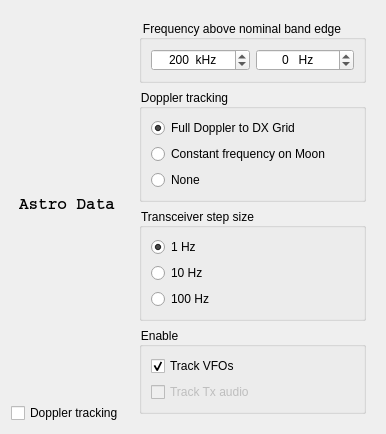
Above: astro.ui from saitohirga/WSJT-X before the change. Below: the same form after it.
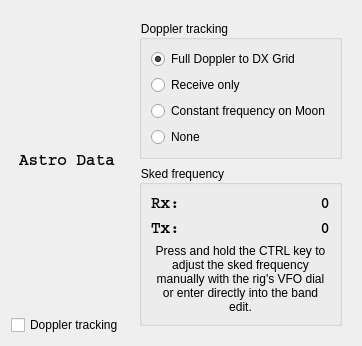
That is the form after the change.

The edit to the form file:
```diff
--- a/astro.ui
+++ b/astro.ui
@@ -6,10 +6,16 @@
    <rect>
     <x>0</x>
     <y>0</y>
-    <width>440</width>
-    <height>406</height>
+    <width>359</width>
+    <height>287</height>
    </rect>
   </property>
+  <property name="sizePolicy">
+   <sizepolicy hsizetype="Preferred" vsizetype="Preferred">
+    <horstretch>0</horstretch>
+    <verstretch>0</verstretch>
+   </sizepolicy>
+  </property>
   <layout class="QGridLayout" name="gridLayout">
    <property name="sizeConstraint">
     <enum>QLayout::SetFixedSize</enum>
@@ -22,50 +28,6 @@
 }</string>
      </property>
      <layout class="QVBoxLayout" name="verticalLayout">
-      <item>
-       <widget class="QGroupBox" name="groupBox_4">
-        <property name="title">
-         <string>Frequency above nominal band edge</string>
-        </property>
-        <layout class="QHBoxLayout" name="horizontalLayout_3">
-         <item>
-          <widget class="QSpinBox" name="kHzSpinBox">
-           <property name="alignment">
-            <set>Qt::AlignCenter</set>
-           </property>
-           <property name="suffix">
-            <string>  kHz</string>
-           </property>
-           <property name="maximum">
-            <number>999</number>
-           </property>
-           <property name="value">
-            <number>200</number>
-           </property>
-          </widget>
-         </item>
-         <item>
-          <widget class="QSpinBox" name="HzSpinBox">
-           <property name="alignment">
-            <set>Qt::AlignCenter</set>
-           </property>
-           <property name="suffix">
-            <string>   Hz</string>
-           </property>
-           <property name="minimum">
-            <number>-2000</number>
-           </property>
-           <property name="maximum">
-            <number>2000</number>
-           </property>
-           <property name="singleStep">
-            <number>100</number>
-           </property>
-          </widget>
-         </item>
-        </layout>
-       </widget>
-      </item>
       <item>
        <widget class="QGroupBox" name="groupBox">
         <property name="title">
@@ -82,6 +44,16 @@
            </property>
           </widget>
          </item>
+         <item>
+          <widget class="QRadioButton" name="rbRxOnly">
+           <property name="toolTip">
+            <string>&lt;html&gt;&lt;head/&gt;&lt;body&gt;&lt;p&gt;Both stations do full correction to their QSO partner's grid square during receive, no correction is applied on transmit.&lt;/p&gt;&lt;p&gt;This mode facilitates accurate Doppler shift correction when one or both stations have a rig that does not accept CAT QSY commands while transmitting.&lt;/p&gt;&lt;/body&gt;&lt;/html&gt;</string>
+           </property>
+           <property name="text">
+            <string>Receive only</string>
+           </property>
+          </widget>
+         </item>
          <item>
           <widget class="QRadioButton" name="rbConstFreqOnMoon">
            <property name="text">
@@ -105,68 +77,90 @@
         </layout>
        </widget>
       </item>
-      <item>
-       <widget class="QGroupBox" name="groupBox_2">
-        <property name="title">
-         <string>Transceiver step size</string>
-        </property>
-        <layout class="QVBoxLayout" name="verticalLayout_4">
-         <item>
-          <widget class="QRadioButton" name="rb1Hz">
-           <property name="text">
-            <string>1 Hz</string>
-           </property>
-           <property name="checked">
-            <bool>true</bool>
-           </property>
-          </widget>
-         </item>
-         <item>
-          <widget class="QRadioButton" name="rb10Hz">
-           <property name="text">
-            <string>10 Hz</string>
-           </property>
-          </widget>
-         </item>
-         <item>
-          <widget class="QRadioButton" name="rb100Hz">
-           <property name="text">
-            <string>100 Hz</string>
-           </property>
-          </widget>
-         </item>
-        </layout>
-       </widget>
-      </item>
       <item>
        <widget class="QGroupBox" name="groupBox_3">
         <property name="enabled">
          <bool>true</bool>
         </property>
         <property name="title">
-         <string>Enable</string>
+         <string>Sked frequency</string>
         </property>
-        <layout class="QVBoxLayout" name="verticalLayout_5">
-         <item>
-          <widget class="QCheckBox" name="cbTrackVFO">
-           <property name="enabled">
-            <bool>true</bool>
+        <layout class="QGridLayout" name="gridLayout_2" columnstretch="0,1">
+         <item row="1" column="1">
+          <widget class="QLabel" name="sked_tx_frequency_label">
+           <property name="styleSheet">
+            <string notr="true">* {
+	font-family: Courier;
+	font-size: 12pt;
+	font-weight: bold;
+}</string>
            </property>
            <property name="text">
-            <string>Track VFOs</string>
+            <string>0</string>
            </property>
-           <property name="checked">
-            <bool>true</bool>
+           <property name="alignment">
+            <set>Qt::AlignRight|Qt::AlignTrailing|Qt::AlignVCenter</set>
            </property>
           </widget>
          </item>
-         <item>
-          <widget class="QCheckBox" name="cbTxAudioTrack">
-           <property name="enabled">
-            <bool>false</bool>
+         <item row="0" column="1">
+          <widget class="QLabel" name="sked_frequency_label">
+           <property name="styleSheet">
+            <string notr="true">* {
+	font-family: Courier;
+	font-size: 12pt;
+	font-weight: bold;
+}</string>
            </property>
            <property name="text">
-            <string>Track Tx audio</string>
+            <string>0</string>
+           </property>
+           <property name="alignment">
+            <set>Qt::AlignRight|Qt::AlignTrailing|Qt::AlignVCenter</set>
+           </property>
+          </widget>
+         </item>
+         <item row="0" column="0">
+          <widget class="QLabel" name="label">
+           <property name="styleSheet">
+            <string notr="true">* {
+	font-family: Courier;
+	font-size: 12pt;
+	font-weight: bold;
+}</string>
+           </property>
+           <property name="text">
+            <string>Rx:</string>
+           </property>
+          </widget>
+         </item>
+         <item row="1" column="0">
+          <widget class="QLabel" name="label_2">
+           <property name="styleSheet">
+            <string notr="true">* {
+	font-family: Courier;
+	font-size: 12pt;
+	font-weight: bold;
+}</string>
+           </property>
+           <property name="text">
+            <string>Tx:</string>
+           </property>
+          </widget>
+         </item>
+         <item row="2" column="0" colspan="2">
+          <widget class="QLabel" name="label_3">
+           <property name="text">
+            <string>&lt;html&gt;&lt;head/&gt;&lt;body&gt;&lt;p&gt;Press and hold the CTRL key to adjust the sked frequency manually with the rig's VFO dial or enter directly into the band edit.&lt;/p&gt;&lt;/body&gt;&lt;/html&gt;</string>
+           </property>
+           <property name="textFormat">
+            <enum>Qt::AutoText</enum>
+           </property>
+           <property name="alignment">
+            <set>Qt::AlignCenter</set>
+           </property>
+           <property name="wordWrap">
+            <bool>true</bool>
            </property>
           </widget>
          </item>
@@ -194,7 +188,7 @@
      <item alignment="Qt::AlignHCenter">
       <widget class="QLabel" name="text_label">
        <property name="sizePolicy">
-        <sizepolicy hsizetype="Preferred" vsizetype="Expanding">
+        <sizepolicy hsizetype="Preferred" vsizetype="MinimumExpanding">
          <horstretch>0</horstretch>
          <verstretch>0</verstretch>
         </sizepolicy>
```
Left out of the diff: 9 changed lines with no effect on the pictures.
